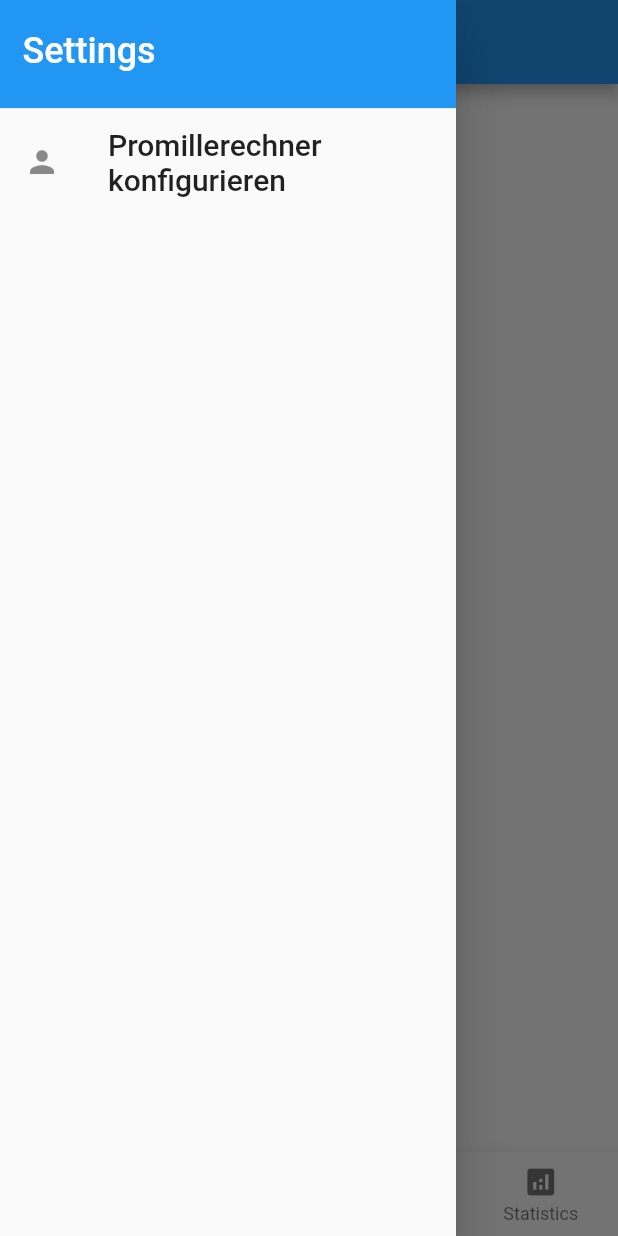
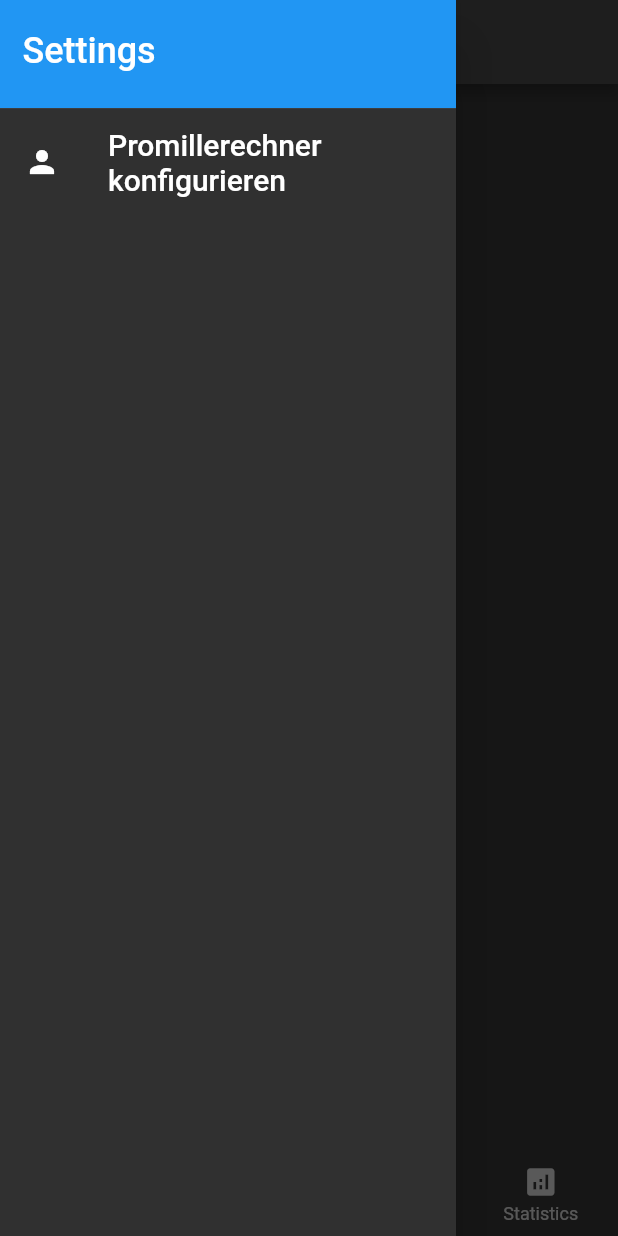
Before and after one commit to Blauben/competitive_sauf_tracker, a Flutter app: the screen it shows after launch, item 2 of the bottom bar chosen, with the side drawer open, on a phone screen of 412 x 824 dp. Run offline on Flutter 3.47's test engine with Material 2 defaults, Android fonts, the phone set to English and light mode, and no system bars; our stand-ins replace bloc, flutter_bloc, sqflite; accounts and stored records are empty.

Commit message:
Added Pending Card

```diff
--- a/lib/main.dart
+++ b/lib/main.dart
@@ -18,7 +18,7 @@ class MyApp extends StatelessWidget {
   Widget build(BuildContext context) {
     return MaterialApp(
       title: "Sauf App",
-      theme: ThemeData(
+      theme: ThemeData.dark(
         // This is the theme of your application.
         //
         // Try running your application with "flutter run". You'll see the
@@ -28,7 +28,7 @@ class MyApp extends StatelessWidget {
         // or simply save your changes to "hot reload" in a Flutter IDE).
         // Notice that the counter didn't reset back to zero; the application
         // is not restarted.
-        primarySwatch: Colors.blue,
+
       ),
       home: const MainScreen(title: "Competitive Sauf Tracker"),
     );
--- a/lib/main_features/pending_drinks/body/pending_drinks.dart
+++ b/lib/main_features/pending_drinks/body/pending_drinks.dart
@@ -33,23 +33,29 @@ class _PendingDrinkListView extends StatelessWidget {
             child: Text("No pending drinks"),
           );
         }
-        return ListView.builder(
-          itemCount: state.pendingDrinks.length,
-          itemBuilder: (context, index) {
-            return
+        return SingleChildScrollView(
 
+          child: ExpansionTile(
+            initiallyExpanded: true,
+            title: Text("Pending", style: TextStyle(fontSize: 20),),
+            leading: Icon(Icons.timelapse_rounded),
+            children: [
+              AnimatedList(
+                shrinkWrap: true,
+                physics: NeverScrollableScrollPhysics(),
+                initialItemCount: state.pendingDrinks.length,
+                itemBuilder: (context, index, an) {
+                  return
+                    Container(
+                      height: 220,
+                      margin: EdgeInsets.only(left: 15, right: 15),
+                      child: PendingDrinkCard(pendingDrink: state.pendingDrinks[index]),
+                    );
 
-              Container(
-                height: 200,
-                margin: EdgeInsets.only(left: 15, right: 15),
-                child: Dismissible(
-
-                  key: ValueKey(index),
-                  child: PendingDrinkCard(pendingDrink: state.pendingDrinks[index]),
-                )
-              );
-
-          },
+                },
+              )
+            ],
+          ),
         );
       },
     );
```
Also changed, not shown: lib/main_features/pending_drinks/widgets/pending_drinks_card.dart (+18 -4 lines).
